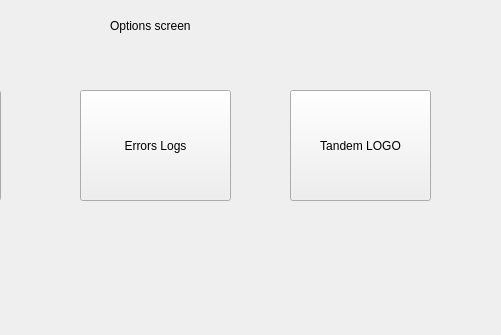
Old version of the form optionsscreen.ui in the repository yunusao/Tandem-t-slim-Insulin-Pump-Simulator; both pictures show x 270 to 771 and y 0 to 335 of the 909 by 335 pixel window.
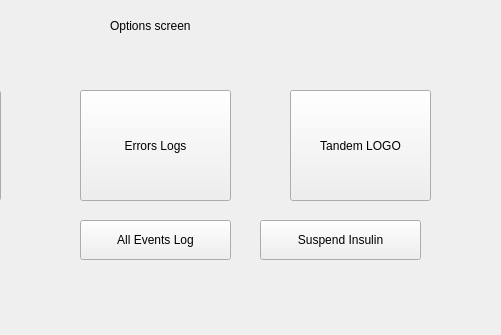
New version of the form.

Patch:
```diff
--- a/optionsscreen.ui
+++ b/optionsscreen.ui
@@ -65,6 +65,35 @@
     <string>Errors Logs</string>
    </property>
   </widget>
+  <widget class="QPushButton" name="eventLogButton">
+ <property name="geometry">
+  <rect>
+   <x>350</x>
+   <y>220</y>
+   <width>151</width>
+   <height>40</height>
+  </rect>
+ </property>
+ <property name="text">
+  <string>All Events Log</string>
+ </property>
+</widget>
+
+<widget class="QPushButton" name="toggleInsulinButton">
+ <property name="geometry">
+  <rect>
+   <x>530</x>
+   <y>220</y>
+   <width>161</width>
+   <height>40</height>
+  </rect>
+ </property>
+ <property name="text">
+  <string>Suspend Insulin</string>
+ </property>
+</widget>
+
+
  </widget>
  <resources/>
  <connections/>
```
